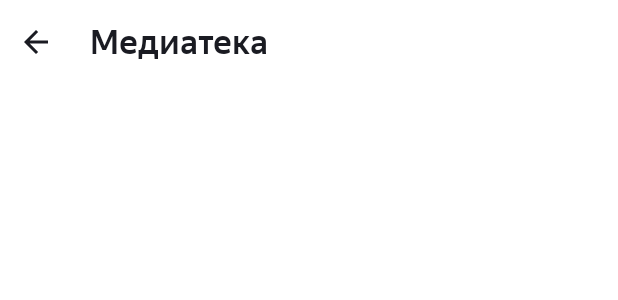
After one commit to Ahilesov/PlaylistMaker, an Android app: the layout activity_media.xml on its own in the app's theme, with its tools: preview values and no code run, on a phone screen of 412 x 824 dp. The commit adds this screen. Shown: the top 300 px of the screen. Run offline under Robolectric (Android 15) with nearby library versions, the phone set to English and light mode, and no system bars; Roboto replaces fonts that are not available here.

Commit message:
Init Commit 2.2

```diff
--- /dev/null
+++ b/app/src/main/res/layout/activity_media.xml
@@ -0,0 +1,34 @@
+<?xml version="1.0" encoding="utf-8"?>
+<LinearLayout xmlns:android="http://schemas.android.com/apk/res/android"
+    xmlns:app="http://schemas.android.com/apk/res-auto"
+    android:layout_width="match_parent"
+    android:layout_height="match_parent"
+    android:orientation="vertical">
+
+    <LinearLayout
+        android:layout_width="match_parent"
+        android:layout_height="wrap_content"
+        android:layout_marginLeft="@dimen/frame_16dp"
+        android:layout_marginTop="@dimen/frame_14dp"
+        android:layout_marginRight="@dimen/frame_16dp"
+        android:orientation="horizontal">
+
+        <ImageView
+            android:id="@+id/back"
+            android:layout_width="wrap_content"
+            android:layout_height="wrap_content"
+            android:layout_gravity="center_vertical"
+            android:src="@drawable/arrow" />
+
+        <TextView
+            android:layout_width="wrap_content"
+            android:layout_height="wrap_content"
+            android:layout_marginStart="@dimen/frame_28dp"
+            android:fontFamily="@font/yandex_sans_text_medium"
+            android:text="@string/main_button2_name"
+            android:textColor="@color/black_text"
+            android:textSize="@dimen/text_22" />
+
+    </LinearLayout>
+
+</LinearLayout>
--- a/app/src/main/res/layout/activity_settings.xml
+++ b/app/src/main/res/layout/activity_settings.xml
@@ -14,6 +14,7 @@
         android:orientation="horizontal">
 
         <ImageView
+            android:id="@+id/back"
             android:layout_width="wrap_content"
             android:layout_height="wrap_content"
             android:layout_gravity="center_vertical"
@@ -48,8 +49,8 @@
             android:textSize="@dimen/text_16" />
 
         <androidx.appcompat.widget.SwitchCompat
-            android:layout_width="40dp"
-            android:layout_height="12dp"
+            android:layout_width="wrap_content"
+            android:layout_height="wrap_content"
             android:layout_gravity="end|center_vertical" />
 
 
--- a/app/src/main/res/values/strings.xml
+++ b/app/src/main/res/values/strings.xml
@@ -10,4 +10,5 @@
     <string name="user_agreement">Пользовательское соглашение</string>
 
 
+
 </resources>
```
Also changed, not shown: app/src/main/AndroidManifest.xml (+10 -0 lines), app/src/main/java/com/practicum/playlistmaker/MainActivity.kt (+24 -0 lines), app/src/main/java/com/practicum/playlistmaker/MediaActivity.kt (added, +19 -0 lines), app/src/main/java/com/practicum/playlistmaker/SearchActivity.kt (added, +23 -0 lines), app/src/main/java/com/practicum/playlistmaker/SettingsActivity.kt (added, +25 -0 lines), app/src/main/res/layout/activity_main.xml (+5 -2 lines), app/src/main/res/layout/activity_search.xml (added, +34 -0 lines).
